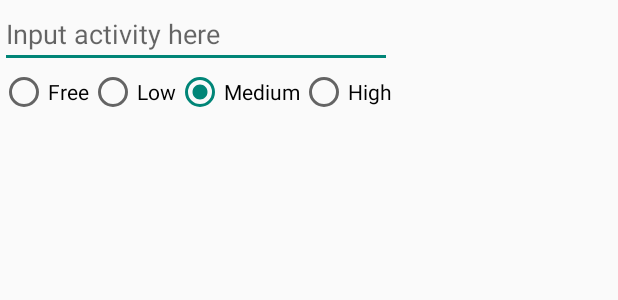
After one commit to Anonymodesu/COMP5216, an Android app: the layout edit_timeslot.xml on its own in the app's theme, with its tools: preview values and no code run, on a phone screen of 412 x 824 dp. The commit adds this screen. Shown: the top 300 px of the screen. Run offline under Robolectric (Android 15) with nearby library versions, the phone set to English and light mode, and no system bars.

Commit message:
User can manually weight timeslots with long press
Does not allow users to associate activities to free timelots

```diff
--- a/TeamMeet/app/src/main/java/sydney/edu/au/teammeet/PersonalTimetableActivity.java
+++ b/TeamMeet/app/src/main/java/sydney/edu/au/teammeet/PersonalTimetableActivity.java
@@ -8,6 +8,7 @@ import androidx.recyclerview.widget.RecyclerView;
 import android.content.DialogInterface;
 import android.os.Bundle;
 import android.util.Log;
+import android.view.LayoutInflater;
 import android.view.View;
 import android.widget.BaseAdapter;
 
--- a/TeamMeet/app/src/main/java/sydney/edu/au/teammeet/Timetable.java
+++ b/TeamMeet/app/src/main/java/sydney/edu/au/teammeet/Timetable.java
@@ -18,7 +18,7 @@ public class Timetable {
         }
 
         for(int i = 0; i < activities.length; i++) {
-            activities[i] = "";
+            activities[i] = null;
         }
     }
 
--- /dev/null
+++ b/TeamMeet/app/src/main/res/layout/edit_timeslot.xml
@@ -0,0 +1,49 @@
+<?xml version="1.0" encoding="utf-8"?>
+<LinearLayout xmlns:android="http://schemas.android.com/apk/res/android"
+    xmlns:app="http://schemas.android.com/apk/res-auto"
+    android:id="@+id/edit_timeslot"
+    android:layout_width="wrap_content"
+    android:layout_height="match_parent"
+    android:orientation="vertical">
+
+    <EditText
+        android:id="@+id/activity_input_field"
+        android:layout_width="match_parent"
+        android:layout_height="wrap_content"
+        android:ems="10"
+        android:hint="Input activity here"
+        android:inputType="textPersonName" />
+
+    <RadioGroup
+        android:id="@+id/timeslot_weighting_selection"
+        android:layout_width="match_parent"
+        android:layout_height="match_parent"
+        android:checkedButton="@id/medium_radio"
+        android:orientation="horizontal">
+
+        <RadioButton
+            android:id="@+id/free_radio"
+            android:layout_width="wrap_content"
+            android:layout_height="wrap_content"
+            android:text="Free" />
+
+        <RadioButton
+            android:id="@+id/low_radio"
+            android:layout_width="wrap_content"
+            android:layout_height="wrap_content"
+            android:text="Low" />
+
+        <RadioButton
+            android:id="@+id/medium_radio"
+            android:layout_width="wrap_content"
+            android:layout_height="wrap_content"
+            android:text="Medium" />
+
+        <RadioButton
+            android:id="@+id/high_radio"
+            android:layout_width="wrap_content"
+            android:layout_height="wrap_content"
+            android:text="High" />
+    </RadioGroup>
+
+</LinearLayout>
```
Also changed, not shown: TeamMeet/app/src/main/java/sydney/edu/au/teammeet/PersonalTimetableAdapter.java (+59 -21 lines).
